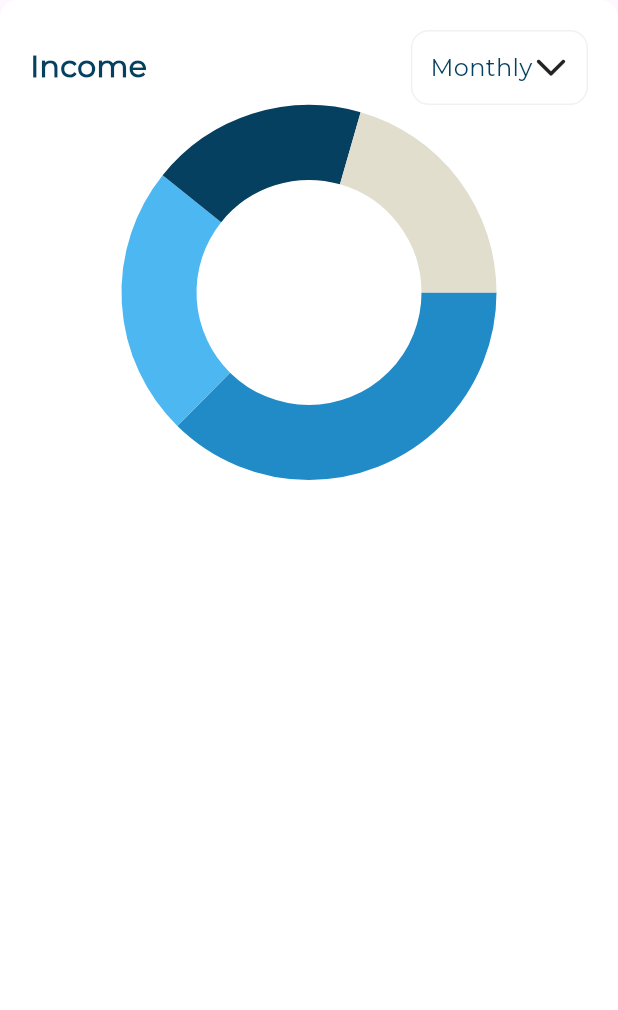
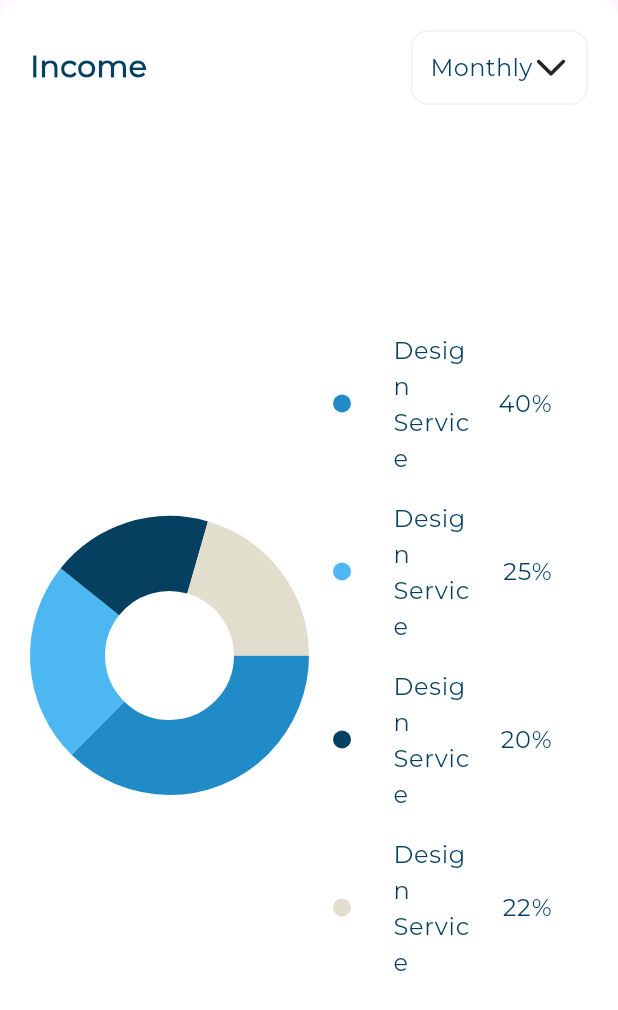
Before and after one commit to habibazaiin/responsive_dash_board, a Flutter app: the IncomeSection widget shown alone on an empty page, opened directly, on a phone screen of 412 x 824 dp. Shown: the top 1010 px of the screen. Run offline on Flutter 3.47's test engine with Material 3 defaults, Android fonts, the phone set to English and light mode, and no system bars; drawn by our look-alikes of fl_chart; our stand-ins replace expandable_page_view, flutter_svg.

Commit message:
create income details and item details

```diff
--- /dev/null
+++ b/lib/models/item_details_model.dart
@@ -0,0 +1,12 @@
+import 'dart:ui';
+
+class ItemDetailsModel {
+  final Color color;
+  final String title, value;
+
+  const ItemDetailsModel({
+    required this.color,
+    required this.title,
+    required this.value,
+  });
+}
--- a/lib/widgets/dash_board_desktop_layout.dart
+++ b/lib/widgets/dash_board_desktop_layout.dart
@@ -19,7 +19,9 @@ class DashBoardDesktopLayout extends StatelessWidget {
         SizedBox(width: 32),
         Expanded(flex: 2, child: AllEpensesAndQuickInvoiceSection()),
         SizedBox(width: 24),
-        Expanded(child: Column(children: [IncomeSection()])),
+        Expanded(
+          child: Column(children: [Expanded(child: IncomeSection())]),
+        ),
       ],
     );
   }
--- /dev/null
+++ b/lib/widgets/income_details.dart
@@ -0,0 +1,24 @@
+import 'package:flutter/material.dart';
+import 'package:responsive_dash_board/models/item_details_model.dart';
+import 'package:responsive_dash_board/widgets/items_details.dart';
+
+class IncomeDetails extends StatelessWidget {
+  const IncomeDetails({super.key});
+
+  static const List<ItemDetailsModel> items = [
+    ItemDetailsModel(color: Color(0XFF208BC7), title: 'Design Service', value: '40%'),
+    ItemDetailsModel(color: Color(0XFF4DB7F2), title: 'Design Service', value: '25%'),
+    ItemDetailsModel(color: Color(0XFF064060), title: 'Design Service', value: '20%'),
+    ItemDetailsModel(color: Color(0XFFE2DECD), title: 'Design Service', value: '22%'),
+  ];
+
+  @override
+  Widget build(BuildContext context) {
+    return ListView.builder(
+      shrinkWrap: true,
+      itemCount: items.length,
+      itemBuilder: (context, index) {
+      return ItemDetails(itemDetailsModel: items[index]);
+    });
+  }
+}
--- a/lib/widgets/income_section.dart
+++ b/lib/widgets/income_section.dart
@@ -2,6 +2,7 @@ import 'package:flutter/material.dart';
 import 'package:responsive_dash_board/utils/app_styles.dart';
 import 'package:responsive_dash_board/widgets/custom_background_container.dart';
 import 'package:responsive_dash_board/widgets/income_chart.dart';
+import 'package:responsive_dash_board/widgets/income_details.dart';
 import 'package:responsive_dash_board/widgets/income_section_header.dart';
 
 class IncomeSection extends StatelessWidget {
@@ -14,15 +15,13 @@ class IncomeSection extends StatelessWidget {
         crossAxisAlignment: CrossAxisAlignment.start,
         children: [
           IncomeSectionHeader(),
-          Row(
-            children: [
-              Expanded(
-                child: SizedBox(
-                  height: 250,
-                  child: IncomeChart(),
-                ),
-              ),
-            ],
+          Expanded(
+            child: Row(
+              children: [
+                Expanded(child: IncomeChart()),
+                Expanded(child: IncomeDetails()),
+              ],
+            ),
           ),
         ],
       ),
--- /dev/null
+++ b/lib/widgets/items_details.dart
@@ -0,0 +1,30 @@
+import 'package:flutter/material.dart';
+import 'package:responsive_dash_board/models/item_details_model.dart';
+import 'package:responsive_dash_board/utils/app_styles.dart';
+
+class ItemDetails extends StatelessWidget {
+  const ItemDetails({super.key, required this.itemDetailsModel});
+  final ItemDetailsModel itemDetailsModel;
+
+  @override
+  Widget build(BuildContext context) {
+    return ListTile(
+      leading: Container(
+        width: 12,
+        height: 12,
+        decoration: ShapeDecoration(
+          color: itemDetailsModel.color,
+          shape: OvalBorder(),
+        ),
+      ),
+      title: Text(
+        itemDetailsModel.title,
+        style: AppStyles.styleRegular16(context),
+      ),
+      trailing: Text(
+        itemDetailsModel.value,
+        style: AppStyles.styleMedium16(context),
+      ),
+    );
+  }
+}
```
